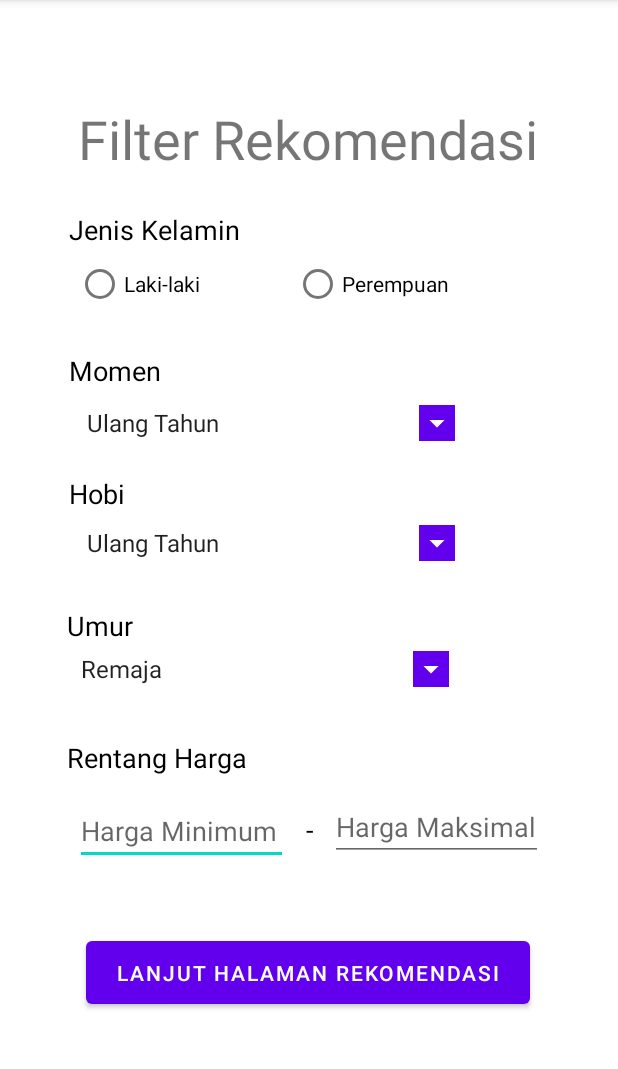
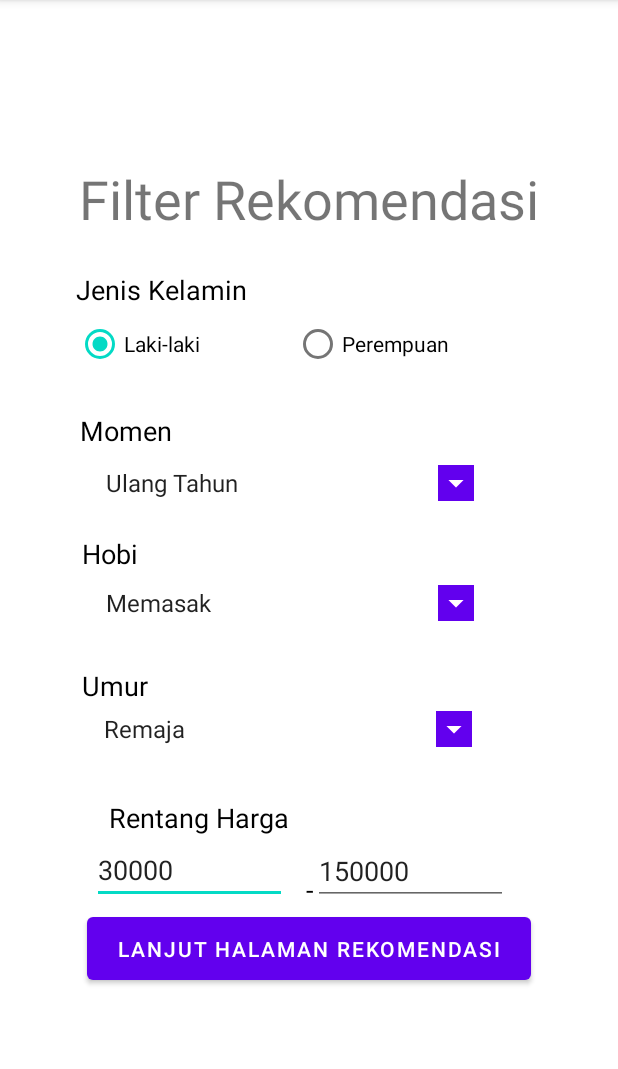
Before and after one commit to niwayangita/Kadoku_Ta_Front, an Android app: the screen it shows after launch (RekomendasiActivity), after a tap on "REKOMENDASI KADO", on a phone screen of 412 x 824 dp, the part 84-1153 px from its top. Run offline under Robolectric (Android 15) with nearby library versions, the phone set to English and light mode, and no system bars; Roboto replaces fonts that are not available here.

Commit message:
revisi bu sus default value

```diff
--- a/app/src/main/java/com/example/kadoku_ta/ConscientiousnessActivity.kt
+++ b/app/src/main/java/com/example/kadoku_ta/ConscientiousnessActivity.kt
@@ -134,7 +134,6 @@ class ConscientiousnessActivity : AppCompatActivity() {
             intent.putExtra("crispAgree", crispAgree)
             intent.putExtra("crispCons", totalCons)
             startActivity(intent)
-
         }
 
 
--- a/app/src/main/res/layout/activity_rekomendasi.xml
+++ b/app/src/main/res/layout/activity_rekomendasi.xml
@@ -1,9 +1,13 @@
 <?xml version="1.0" encoding="utf-8"?>
-<androidx.constraintlayout.widget.ConstraintLayout xmlns:android="http://schemas.android.com/apk/res/android"
+<ScrollView xmlns:android="http://schemas.android.com/apk/res/android"
     xmlns:app="http://schemas.android.com/apk/res-auto"
     xmlns:tools="http://schemas.android.com/tools"
     android:layout_width="match_parent"
+    android:layout_height="match_parent">
+<androidx.constraintlayout.widget.ConstraintLayout
+    android:layout_width="match_parent"
     android:layout_height="match_parent"
+    android:padding="40dp"
     tools:context=".RekomendasiActivity">
 
     <TextView
@@ -24,6 +28,7 @@
         android:layout_width="311dp"
         android:layout_height="65dp"
         android:orientation="horizontal"
+        android:checkedButton="@+id/radioButtonLaki"
         app:layout_constraintEnd_toEndOf="parent"
         app:layout_constraintStart_toStartOf="parent"
         app:layout_constraintTop_toBottomOf="@+id/textView4">
@@ -52,7 +57,7 @@
         android:textColor="#000000"
         android:textSize="18sp"
         app:layout_constraintEnd_toEndOf="parent"
-        app:layout_constraintHorizontal_bias="0.154"
+        app:layout_constraintHorizontal_bias="0.05"
         app:layout_constraintStart_toStartOf="parent"
         app:layout_constraintTop_toBottomOf="@+id/textView2" />
 
@@ -107,7 +112,7 @@
         android:textColor="#000000"
         android:textSize="18sp"
         app:layout_constraintEnd_toEndOf="parent"
-        app:layout_constraintHorizontal_bias="0.122"
+        app:layout_constraintHorizontal_bias="0.05"
         app:layout_constraintStart_toStartOf="parent"
         app:layout_constraintTop_toBottomOf="@+id/spinnerMomen" />
 
@@ -120,7 +125,7 @@
         android:textColor="#000000"
         android:textSize="18sp"
         app:layout_constraintEnd_toEndOf="parent"
-        app:layout_constraintHorizontal_bias="0.122"
+        app:layout_constraintHorizontal_bias="0.05"
         app:layout_constraintStart_toStartOf="parent"
         app:layout_constraintTop_toBottomOf="@+id/spinnerMomen" />
 
@@ -158,39 +163,42 @@
         android:textColor="#000000"
         android:textSize="18sp"
         app:layout_constraintEnd_toEndOf="parent"
-        app:layout_constraintHorizontal_bias="0.131"
+        app:layout_constraintHorizontal_bias="0.05"
         app:layout_constraintStart_toStartOf="parent"
         app:layout_constraintTop_toBottomOf="@+id/radioGroupJK" />
 
     <EditText
         android:id="@+id/editTextMin"
-        android:layout_width="142dp"
+        android:layout_width="130dp"
         android:layout_height="41dp"
         android:ems="10"
         android:hint="Harga Minimum"
         android:inputType="number"
+        android:text="30000"
         app:layout_constraintBottom_toBottomOf="parent"
         app:layout_constraintEnd_toEndOf="parent"
-        app:layout_constraintHorizontal_bias="0.185"
+        app:layout_constraintHorizontal_bias="0.107"
         app:layout_constraintStart_toStartOf="parent"
         app:layout_constraintTop_toBottomOf="@+id/textView10"
-        app:layout_constraintVertical_bias="0.085" />
+        app:layout_constraintVertical_bias="0.069" />
 
     <EditText
         android:id="@+id/editTextMaks"
-        android:layout_width="142dp"
+        android:layout_width="130dp"
         android:layout_height="41dp"
-        android:layout_marginTop="12dp"
+        android:layout_marginTop="57dp"
         android:layout_marginEnd="44dp"
+        android:layout_marginBottom="56dp"
         android:ems="10"
         android:hint="Harga Maksimal"
         android:inputType="number"
+        android:text="150000"
         app:layout_constraintBottom_toBottomOf="parent"
         app:layout_constraintEnd_toEndOf="parent"
-        app:layout_constraintHorizontal_bias="0.647"
+        app:layout_constraintHorizontal_bias="0.0"
         app:layout_constraintStart_toEndOf="@+id/textView11"
-        app:layout_constraintTop_toBottomOf="@+id/textView10"
-        app:layout_constraintVertical_bias="0.018" />
+        app:layout_constraintTop_toBottomOf="@+id/spinnerUmur"
+        app:layout_constraintVertical_bias="0.05" />
 
     <Button
         android:id="@+id/buttonRekom"
@@ -206,3 +214,4 @@
 
 
 </androidx.constraintlayout.widget.ConstraintLayout>
+</ScrollView>
--- a/app/src/main/res/values/strings.xml
+++ b/app/src/main/res/values/strings.xml
@@ -8,9 +8,9 @@
     </string-array>
 
     <string-array name="hobi">
-        <item>Ulang Tahun</item>
-        <item>Wisuda</item>
-        <item>Pernikahan</item>
+        <item>Memasak</item>
+        <item>Menyanyi</item>
+        <item>Bermain Musik</item>
     </string-array>
 
     <string-array name="rentang_umur">
```
Also changed, not shown: app/src/main/java/com/example/kadoku_ta/HasilActivity.kt (+3 -65 lines), app/src/main/java/com/example/kadoku_ta/OpennessActivity.kt (+26 -12 lines), app/src/main/res/layout/activity_agreeableness.xml (+8 -0 lines), app/src/main/res/layout/activity_conscientiousness.xml (+7 -0 lines), app/src/main/res/layout/activity_extraversion.xml (+8 -0 lines), app/src/main/res/layout/activity_hasil.xml (+12 -3 lines), app/src/main/res/layout/activity_neuroticism.xml (+8 -0 lines), app/src/main/res/layout/activity_openness.xml (+8 -0 lines).
